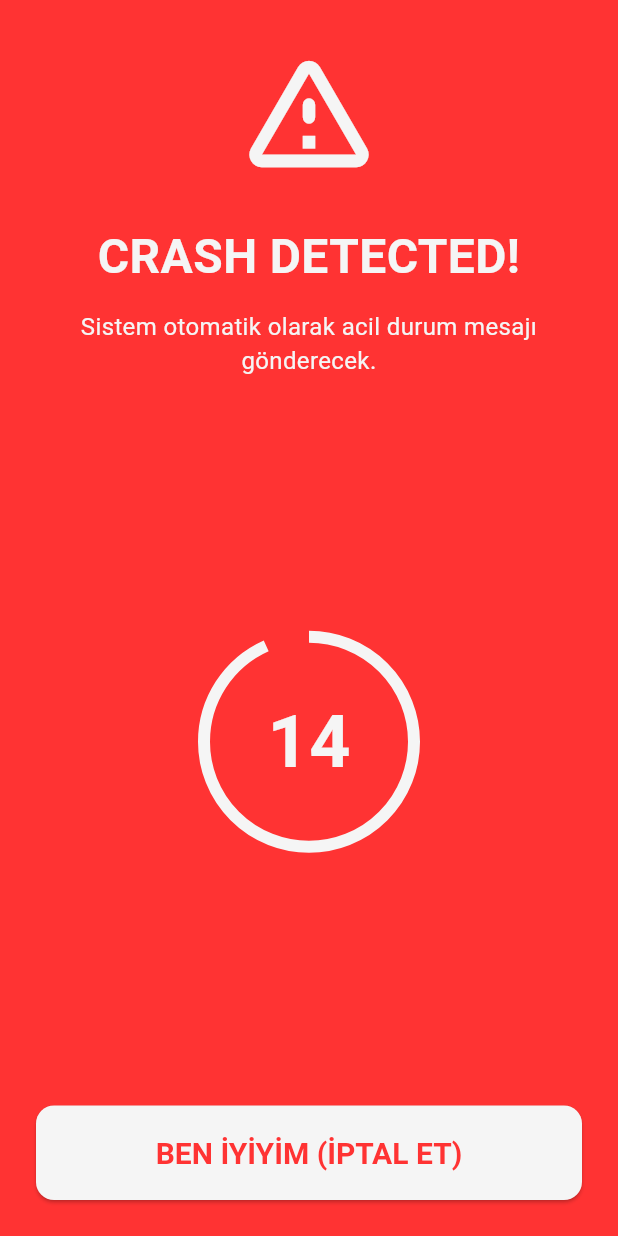
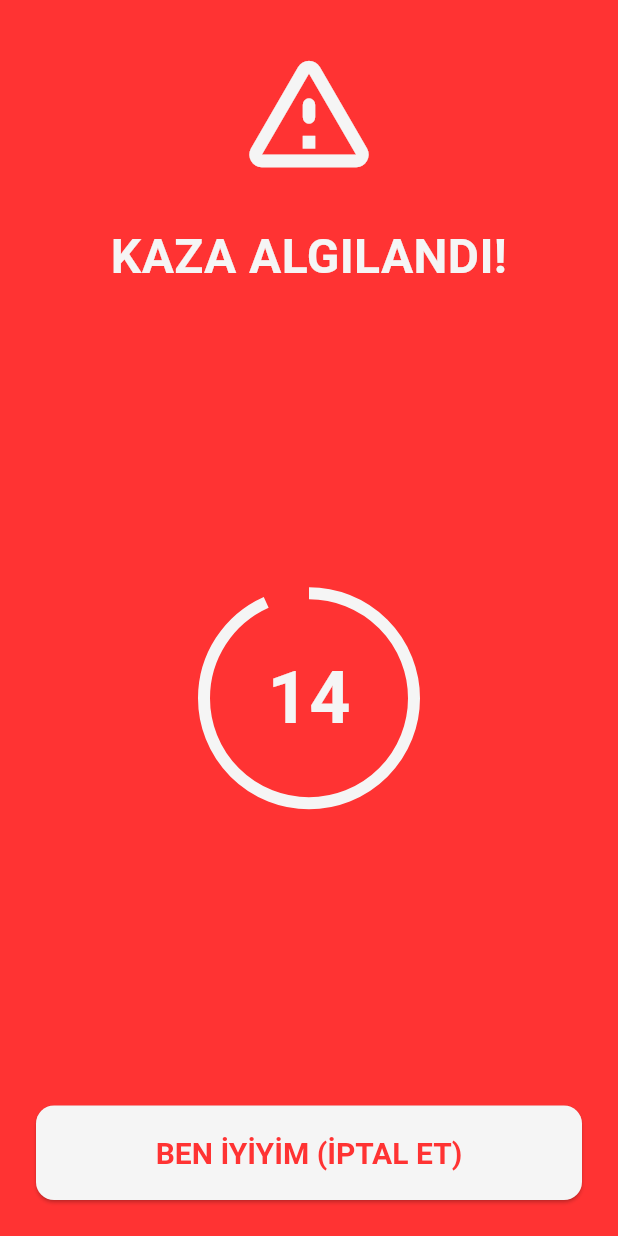
Before and after one commit to yagizyagli/asphalt_knight, a Flutter app: the AlertScreen screen opened directly with empty values, on a phone screen of 412 x 824 dp. Run offline on Flutter 3.47's test engine with Material 3 defaults, Android fonts, the phone set to English and light mode, and no system bars; our stand-ins replace audioplayers, geolocator, sensors_plus, shared_preferences; missing offline and left inert: telephony; accounts and stored records are empty; statements that could not run were skipped.

Commit message:
Update alert_screen.dart

```diff
--- a/lib/presentation/screens/alert_screen.dart
+++ b/lib/presentation/screens/alert_screen.dart
@@ -5,16 +5,13 @@ import '../../data/datasources/local_storage.dart';
 import '../../data/services/location_service.dart';
 import '../../data/services/sms_service.dart';
 import 'package:geolocator/geolocator.dart';
+import 'package:audioplayers/audioplayers.dart';
 
 class AlertScreen extends StatefulWidget {
   final bool isMotorMode;
   final String emergencyNumber;
 
-  const AlertScreen({
-    super.key,
-    required this.isMotorMode,
-    required this.emergencyNumber
-  });
+  const AlertScreen({super.key, required this.isMotorMode, required this.emergencyNumber});
 
   @override
   State<AlertScreen> createState() => _AlertScreenState();
@@ -24,6 +21,7 @@ class _AlertScreenState extends State<AlertScreen> {
   final LocationService _locationService = LocationService();
   final SmsService _smsService = SmsService();
   final LocalStorage _storage = LocalStorage();
+  final AudioPlayer _audioPlayer = AudioPlayer();
 
   int _countdown = AppConstants.countdownDurationSeconds;
   Timer? _timer;
@@ -34,24 +32,29 @@ class _AlertScreenState extends State<AlertScreen> {
   void initState() {
     super.initState();
     _loadLanguage();
+    _playEmergencySiren();
     _startCountdown();
   }
 
   void _loadLanguage() async {
     String? lang = await _storage.getLanguagePreference();
-    if (lang != null) {
-      setState(() {
-        _isTurkish = lang == 'tr';
-      });
+    if (lang != null) { setState(() { _isTurkish = lang == 'tr'; }); }
+  }
+
+
+  void _playEmergencySiren() async {
+    try {
+      await _audioPlayer.setReleaseMode(ReleaseMode.loop);
+      await _audioPlayer.play(AssetSource('sounds/alert.mp3'));
+    } catch (e) {
+      print("Siren playback error: $e");
     }
   }
 
   void _startCountdown() {
     _timer = Timer.periodic(const Duration(seconds: 1), (timer) {
       if (_countdown > 1) {
-        setState(() {
-          _countdown--;
-        });
+        setState(() { _countdown--; });
       } else {
         _timer?.cancel();
         _sendEmergencyAlert();
@@ -63,14 +66,12 @@ class _AlertScreenState extends State<AlertScreen> {
     if (_isDispatched) return;
     setState(() { _isDispatched = true; });
 
-    // 1. Fetch precise GPS coordinates
+    _audioPlayer.stop();
+
     Position? currentPos = await _locationService.getCurrentLocation();
-
-    // Fallback coordinates if GPS timeout occurs (to guarantee message delivery)
     double lat = currentPos?.latitude ?? 0.0;
     double log = currentPos?.longitude ?? 0.0;
 
-    // 2. Dispatch the automated SMS via native device transceiver
     await _smsService.sendEmergencySms(
       contactNumber: widget.emergencyNumber,
       latitude: lat,
@@ -80,18 +81,8 @@ class _AlertScreenState extends State<AlertScreen> {
 
     if (mounted) {
       ScaffoldMessenger.of(context).showSnackBar(
-        SnackBar(
-          backgroundColor: Colors.green,
-          content: Text(_isTurkish ? "SOS Mesajı Başarıyla Gönderildi!" : "SOS Dispatch Sent Successfully!"),
-        ),
+        SnackBar(backgroundColor: Colors.green, content: Text(_isTurkish ? "SOS Mesajı Gönderildi!" : "SOS Dispatch Sent!")),
       );
-      Navigator.pop(context); // Return safely to Dashboard
-    }
-  }
-
-  void _cancelAlert() {
-    _timer?.cancel();
-    if (mounted) {
       Navigator.pop(context);
     }
   }
@@ -99,6 +90,7 @@ class _AlertScreenState extends State<AlertScreen> {
   @override
   void dispose() {
     _timer?.cancel();
+    _audioPlayer.dispose();
     super.dispose();
   }
 
@@ -115,21 +107,8 @@ class _AlertScreenState extends State<AlertScreen> {
             children: [
               const Icon(Icons.warning_amber_rounded, size: 100, color: AppConstants.textLight),
               const SizedBox(height: 24),
-              Text(
-                _isTurkish ? "CRASH DETECTED!" : "KAZA ALGILANDI!",
-                textAlign: TextAlign.center,
-                style: const TextStyle(fontSize: 32, fontWeight: FontWeight.bold, color: AppConstants.textLight),
-              ),
-              const SizedBox(height: 12),
-              Text(
-                _isTurkish
-                  ? "Sistem otomatik olarak acil durum mesajı gönderecek."
-                  : "System will automatically dispatch an emergency distress message.",
-                textAlign: TextAlign.center,
-                style: const TextStyle(fontSize: 16, color: AppConstants.textLight),
-              ),
+              Text(_isTurkish ? "KAZA ALGILANDI!" : "CRASH DETECTED!", textAlign: TextAlign.center, style: const TextStyle(fontSize: 32, fontWeight: FontWeight.bold, color: AppConstants.textLight)),
               const Spacer(),
-              // Countdown Dynamic Radial UI Effect
               Center(
                 child: Stack(
                   alignment: Alignment.center,
@@ -143,26 +122,19 @@ class _AlertScreenState extends State<AlertScreen> {
                         valueColor: const AlwaysStoppedAnimation<Color>(AppConstants.textLight),
                       ),
                     ),
-                    Text(
-                      "$_countdown",
-                      style: const TextStyle(fontSize: 48, fontWeight: FontWeight.bold, color: AppConstants.textLight),
-                    ),
+                    Text("$_countdown", style: const TextStyle(fontSize: 48, fontWeight: FontWeight.bold, color: AppConstants.textLight)),
                   ],
                 ),
               ),
               const Spacer(),
-              // Big I'M OK Cancel Button
               ElevatedButton(
-                style: ElevatedButton.styleFrom(
-                  backgroundColor: AppConstants.textLight,
-                  foregroundColor: AppConstants.emergencyRed,
-                  padding: const EdgeInsets.symmetric(vertical: 20),
-                ),
-                onPressed: _cancelAlert,
-                child: Text(
-                  _isTurkish ? "BEN İYİYİM (İPTAL ET)" : "I AM OK (CANCEL SOS)",
-                  style: const TextStyle(fontSize: 20, fontWeight: FontWeight.bold),
-                ),
+                style: ElevatedButton.styleFrom(backgroundColor: AppConstants.textLight, foregroundColor: AppConstants.emergencyRed, padding: const EdgeInsets.symmetric(vertical: 20)),
+                onPressed: () {
+                  _timer?.cancel();
+                  _audioPlayer.stop();
+                  Navigator.pop(context);
+                },
+                child: Text(_isTurkish ? "BEN İYİYİM (İPTAL ET)" : "I AM OK (CANCEL SOS)", style: const TextStyle(fontSize: 20, fontWeight: FontWeight.bold)),
               ),
             ],
           ),
```
